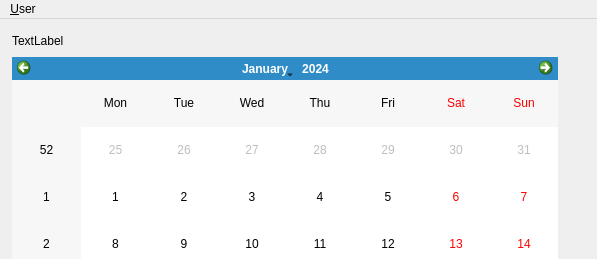
Before: the Qt Designer form mainwindow.ui in xavieryao/YaoCalendar, drawn with Qt 5.
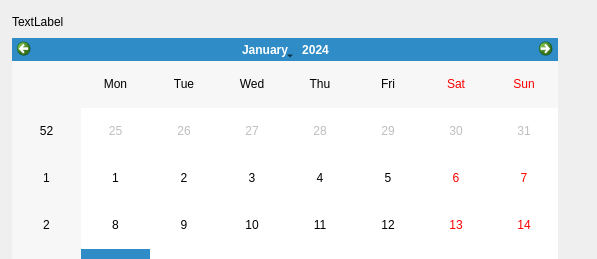
After: the same form once the commit is applied. Custom widgets are drawn as their Qt base class.

Commit message: dont create menus when transparent on osx

What changed in the file:
```diff
--- a/mainwindow.ui
+++ b/mainwindow.ui
@@ -71,22 +71,6 @@
     </layout>
    </widget>
   </widget>
-  <widget class="QMenuBar" name="menuBar">
-   <property name="geometry">
-    <rect>
-     <x>0</x>
-     <y>0</y>
-     <width>597</width>
-     <height>22</height>
-    </rect>
-   </property>
-   <widget class="QMenu" name="menuUser">
-    <property name="title">
-     <string>&amp;User</string>
-    </property>
-   </widget>
-   <addaction name="menuUser"/>
-  </widget>
   <action name="actionAsdfa">
    <property name="text">
     <string>asdfa</string>
```
The commit also changes 2 other files.
